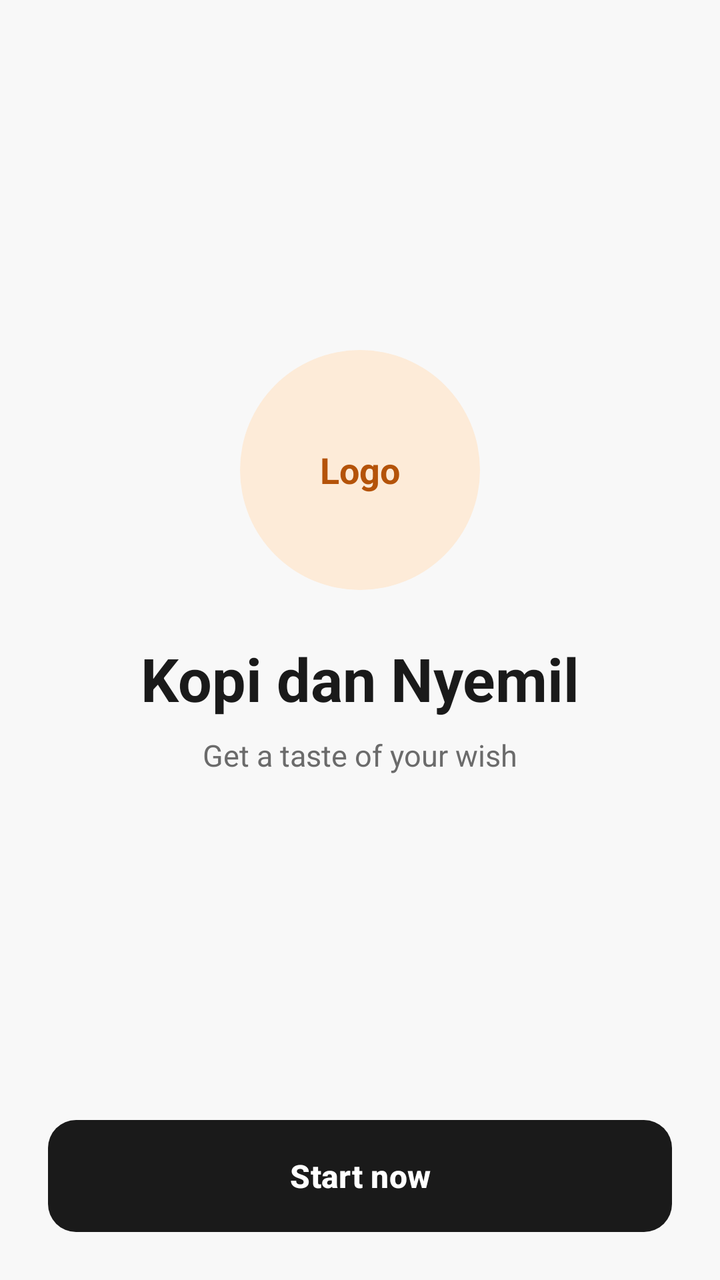
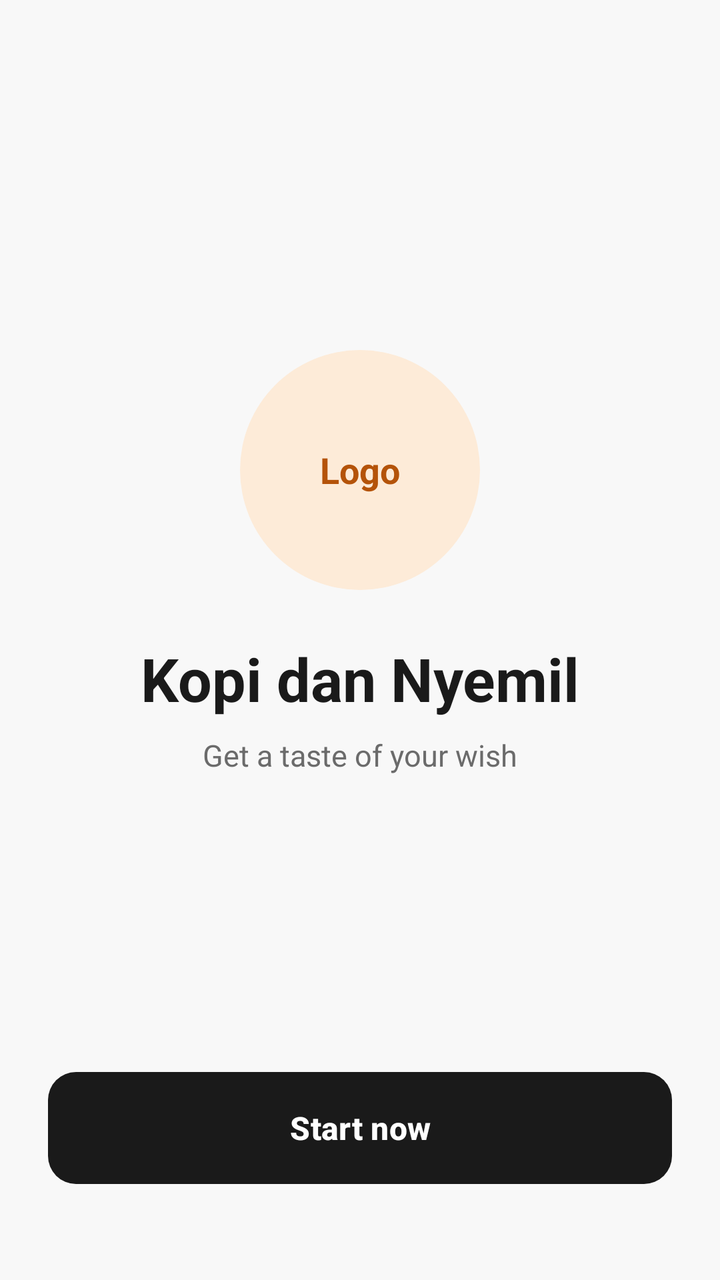

Before-and-after screenshots of an Android layout around one commit, followed by the original layout XML and the change that was made.
<!-- AndroidManifest.xml: application theme Theme.KopiDanNyemil -->
<!-- res/layout/activity_splash.xml -->
<?xml version="1.0" encoding="utf-8"?>
<androidx.constraintlayout.widget.ConstraintLayout
    xmlns:android="http://schemas.android.com/apk/res/android"
    xmlns:app="http://schemas.android.com/apk/res-auto"
    android:layout_width="match_parent"
    android:layout_height="match_parent"
    android:background="@color/background"
    android:padding="24dp">

    <FrameLayout
        android:id="@+id/logoCircle"
        android:layout_width="120dp"
        android:layout_height="120dp"
        android:background="@drawable/bg_circle_logo"
        app:layout_constraintTop_toTopOf="parent"
        app:layout_constraintBottom_toBottomOf="parent"
        app:layout_constraintStart_toStartOf="parent"
        app:layout_constraintEnd_toEndOf="parent"
        app:layout_constraintVertical_bias="0.32">

        <TextView
            android:layout_width="wrap_content"
            android:layout_height="wrap_content"
            android:layout_gravity="center"
            android:text="Logo"
            android:textColor="@color/brown"
            android:textStyle="bold"
            android:textSize="18sp" />
    </FrameLayout>

    <TextView
        android:id="@+id/tvAppName"
        android:layout_width="wrap_content"
        android:layout_height="wrap_content"
        android:layout_marginTop="24dp"
        android:text="Kopi dan Nyemil"
        android:textColor="@color/black"
        android:textSize="30sp"
        android:textStyle="bold"
        app:layout_constraintTop_toBottomOf="@id/logoCircle"
        app:layout_constraintStart_toStartOf="parent"
        app:layout_constraintEnd_toEndOf="parent" />

    <TextView
        android:id="@+id/tvTagline"
        android:layout_width="wrap_content"
        android:layout_height="wrap_content"
        android:layout_marginTop="8dp"
        android:text="Get a taste of your wish"
        android:textColor="@color/gray_text"
        android:textSize="15sp"
        app:layout_constraintTop_toBottomOf="@id/tvAppName"
        app:layout_constraintStart_toStartOf="parent"
        app:layout_constraintEnd_toEndOf="parent" />

    <Button
        android:id="@+id/btnStart"
        android:layout_width="0dp"
        android:layout_height="56dp"
        android:background="@drawable/bg_button"
        android:backgroundTint="@null"
        android:text="Start now"
        android:textAllCaps="false"
        android:textColor="@color/white"
        android:textStyle="bold"
        android:textSize="16sp"
        app:layout_constraintBottom_toBottomOf="parent"
        app:layout_constraintStart_toStartOf="parent"
        app:layout_constraintEnd_toEndOf="parent" />

</androidx.constraintlayout.widget.ConstraintLayout>
<!-- resources referenced by this layout -->
<resources>
  <color name="background">#F8F8F8</color>
  <color name="black">#1A1A1A</color>
  <color name="brown">#B45309</color>
  <color name="gray_text">#6B6B6B</color>
  <color name="white">#FFFFFF</color>
  <!-- drawable bg_button (drawable) -->
  <?xml version="1.0" encoding="utf-8"?>
  <shape xmlns:android="http://schemas.android.com/apk/res/android">
      <solid android:color="@color/black" />
      <corners android:radius="14dp" />
  </shape>
  <!-- drawable bg_circle_logo (drawable) -->
  <?xml version="1.0" encoding="utf-8"?>
  <shape xmlns:android="http://schemas.android.com/apk/res/android" android:shape="oval">
      <solid android:color="@color/cream" />
  </shape>
  <style name="Theme.KopiDanNyemil" parent="Theme.Material3.Light.NoActionBar">
          <item name="colorPrimary">@color/black</item>
          <item name="android:statusBarColor">@color/background</item>
          <item name="android:windowLightStatusBar">true</item>
          <item name="android:windowBackground">@color/background</item>
      </style>
  <color name="cream">#FDEBD8</color>
</resources>

<!-- the commit's change to res/layout/activity_splash.xml (unified diff, before → after) -->
@@ -64,6 +64,11 @@
         android:textColor="@color/white"
         android:textStyle="bold"
         android:textSize="16sp"
+        android:layout_marginBottom="24dp"
+        android:minHeight="0dp"
+        android:paddingTop="0dp"
+        android:paddingBottom="0dp"
+        android:gravity="center"
         app:layout_constraintBottom_toBottomOf="parent"
         app:layout_constraintStart_toStartOf="parent"
         app:layout_constraintEnd_toEndOf="parent" />
